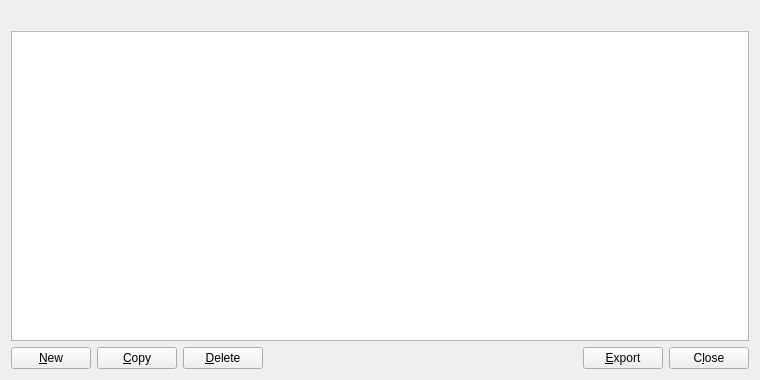
The window that src/qt/forms/addressbookpage.ui (MassGrid/MassGrid) describes before a commit, drawn with Qt 5.
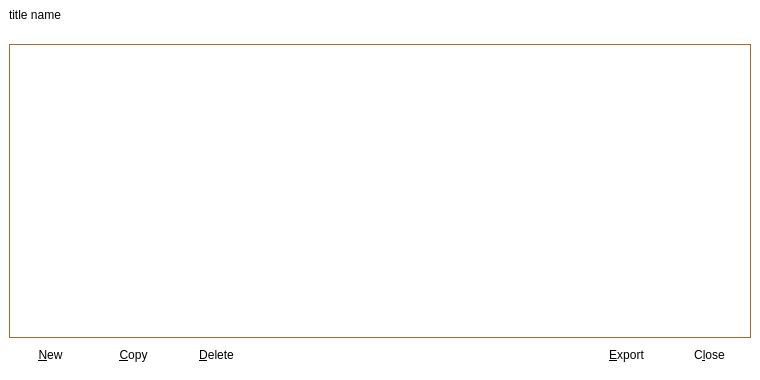
The same window after the commit. Icons and pictures are not drawn.

```diff
--- a/src/qt/forms/addressbookpage.ui
+++ b/src/qt/forms/addressbookpage.ui
@@ -10,7 +10,96 @@
     <height>380</height>
    </rect>
   </property>
+  <property name="styleSheet">
+   <string notr="true">QToolButton{
+width:80;
+height:30;
+border:hidden;
+}
+QWidget{
+	background-color: rgb(255, 255, 255);
+}</string>
+  </property>
+  <layout class="QVBoxLayout" name="verticalLayout_2">
+   <property name="spacing">
+    <number>0</number>
+   </property>
+   <property name="leftMargin">
+    <number>0</number>
+   </property>
+   <property name="topMargin">
+    <number>0</number>
+   </property>
+   <property name="rightMargin">
+    <number>0</number>
+   </property>
+   <property name="bottomMargin">
+    <number>0</number>
+   </property>
+   <item>
+    <layout class="QHBoxLayout" name="horizontalLayout_5">
+     <property name="leftMargin">
+      <number>9</number>
+     </property>
+     <item>
+      <widget class="QLabel" name="label_titleName">
+       <property name="text">
+        <string>title name</string>
+       </property>
+      </widget>
+     </item>
+     <item>
+      <spacer name="horizontalSpacer_3">
+       <property name="orientation">
+        <enum>Qt::Horizontal</enum>
+       </property>
+       <property name="sizeHint" stdset="0">
+        <size>
+         <width>40</width>
+         <height>20</height>
+        </size>
+       </property>
+      </spacer>
+     </item>
+     <item>
+      <widget class="QToolButton" name="cancelButton">
+       <property name="minimumSize">
+        <size>
+         <width>30</width>
+         <height>30</height>
+        </size>
+       </property>
+       <property name="maximumSize">
+        <size>
+         <width>30</width>
+         <height>30</height>
+        </size>
+       </property>
+       <property name="styleSheet">
+        <string notr="true">QToolButton{
+border:hidden;
+image: url(:/pic/res/pic/closeBtn.png);
+}
+</string>
+       </property>
+       <property name="text">
+        <string/>
+       </property>
+      </widget>
+     </item>
+    </layout>
+   </item>
+   <item>
   <layout class="QVBoxLayout" name="verticalLayout">
+     <property name="leftMargin">
+      <number>9</number>
+     </property>
+     <property name="rightMargin">
+      <number>9</number>
+     </property>
+     <property name="bottomMargin">
+      <number>9</number>
+     </property>
    <item>
     <widget class="QLabel" name="labelExplanation">
      <property name="textFormat">
@@ -29,6 +118,110 @@
      <property name="toolTip">
       <string>Right-click to edit address or label</string>
      </property>
+       <property name="styleSheet">
+        <string notr="true">QTableView {
+    color: black;
+gridline-color: white;
+background-color: white;
+alternate-background-color: rgb(247,242,238);
+selection-color: white;
+selection-background-color: rgb(247,242,238);
+border:1px solid rgb(174,103,46);
+}
+
+QHeaderView {
+color: black;
+font: 10pt;
+background-color: white;
+border: 0px solid rgb(144, 144, 144);
+border:0px solid rgb(191,191,191);
+border-left-color: red;
+border-top-color: red;
+border-radius:0px;
+min-height:29px;
+}
+
+QHeaderView::section {
+color: black;
+background-color: white;
+border: 5px solid #626262;
+border-radius:0px;
+border-color: white;
+
+}
+
+/*垂直滚动条整体*/
+QScrollBar:vertical
+{
+    width:8px;
+    background:rgb(0,0,0,0%);
+    margin:0px,0px,0px,0px;
+    padding-top:12px;   /*上预留位置*/
+    padding-bottom:12px;    /*下预留位置*/
+}
+
+/*滚动条中滑块的样式*/
+QScrollBar::handle:vertical
+{
+    width:8px;
+    background:rgb(0,0,0,25%);
+    border-radius:4px;
+    min-height:20px;
+}
+
+/*鼠标触及滑块样式*/
+QScrollBar::handle:vertical:hover
+{
+    width:9px;
+    background:rgb(0,0,0,50%);
+    border-radius:4px;
+    min-height:20;
+}
+
+/*设置下箭头*/
+QScrollBar::add-line:vertical
+{
+    height:12px;
+    width:10px;
+    border-image:url(:/selectfile/scroll/3.png);
+    subcontrol-position:bottom;
+}
+
+/*设置上箭头*/
+QScrollBar::sub-line:vertical
+{
+    height:12px;
+    width:10px;
+    border-image:url(:/selectfile/scroll/1.png);
+    subcontrol-position:top;
+}
+
+/*设置下箭头:悬浮状态*/
+QScrollBar::add-line:vertical:hover
+{
+    height:12px;
+    width:10px;
+    border-image:url(:/selectfile/scroll/4.png);
+    subcontrol-position:bottom;
+}
+
+/*设置上箭头：悬浮状态*/
+QScrollBar::sub-line:vertical:hover
+{
+    height:12px;
+    width:10px;
+    border-image:url(:/selectfile/scroll/2.png);
+    subcontrol-position:top;
+}
+
+/*当滚动条滚动的时候，上面的部分和下面的部分*/
+QScrollBar::add-page:vertical,QScrollBar::sub-page:vertical
+{
+    background:rgb(0,0,0,10%);
+    border-radius:4px;
+}
+</string>
+       </property>
      <property name="tabKeyNavigation">
       <bool>false</bool>
      </property>
@@ -52,7 +245,7 @@
    <item>
     <layout class="QHBoxLayout" name="horizontalLayout">
      <item>
-      <widget class="QPushButton" name="newAddress">
+        <widget class="QToolButton" name="newAddress">
        <property name="toolTip">
         <string>Create a new address</string>
        </property>
@@ -63,13 +256,13 @@
         <iconset resource="../massgrid.qrc">
          <normaloff>:/icons/add</normaloff>:/icons/add</iconset>
        </property>
-       <property name="autoDefault">
-        <bool>false</bool>
+         <property name="toolButtonStyle">
+          <enum>Qt::ToolButtonTextBesideIcon</enum>
        </property>
       </widget>
      </item>
      <item>
-      <widget class="QPushButton" name="copyAddress">
+        <widget class="QToolButton" name="copyAddress">
        <property name="toolTip">
         <string>Copy the currently selected address to the system clipboard</string>
        </property>
@@ -80,13 +273,13 @@
         <iconset resource="../massgrid.qrc">
          <normaloff>:/icons/editcopy</normaloff>:/icons/editcopy</iconset>
        </property>
-       <property name="autoDefault">
-        <bool>false</bool>
+         <property name="toolButtonStyle">
+          <enum>Qt::ToolButtonTextBesideIcon</enum>
        </property>
       </widget>
      </item>
      <item>
-      <widget class="QPushButton" name="deleteAddress">
+        <widget class="QToolButton" name="deleteAddress">
        <property name="toolTip">
         <string>Delete the currently selected address from the list</string>
        </property>
@@ -95,10 +288,10 @@
        </property>
        <property name="icon">
         <iconset resource="../massgrid.qrc">
-         <normaloff>:/icons/remove</normaloff>:/icons/remove</iconset>
-       </property>
-       <property name="autoDefault">
-        <bool>false</bool>
+           <normaloff>:/pic/res/pic/closeBtn.png</normaloff>:/pic/res/pic/closeBtn.png</iconset>
+         </property>
+         <property name="toolButtonStyle">
+          <enum>Qt::ToolButtonTextBesideIcon</enum>
        </property>
       </widget>
      </item>
@@ -116,7 +309,7 @@
       </spacer>
      </item>
      <item>
-      <widget class="QPushButton" name="exportButton">
+        <widget class="QToolButton" name="exportButton">
        <property name="toolTip">
         <string>Export the data in the current tab to a file</string>
        </property>
@@ -127,13 +320,13 @@
         <iconset resource="../massgrid.qrc">
          <normaloff>:/icons/export</normaloff>:/icons/export</iconset>
        </property>
-       <property name="autoDefault">
-        <bool>false</bool>
+         <property name="toolButtonStyle">
+          <enum>Qt::ToolButtonTextBesideIcon</enum>
        </property>
       </widget>
      </item>
      <item>
-      <widget class="QPushButton" name="closeButton">
+        <widget class="QToolButton" name="closeButton">
        <property name="sizePolicy">
         <sizepolicy hsizetype="Minimum" vsizetype="Minimum">
          <horstretch>0</horstretch>
@@ -143,10 +336,9 @@
        <property name="text">
         <string>C&amp;lose</string>
        </property>
-       <property name="autoDefault">
-        <bool>false</bool>
-       </property>
-      </widget>
+        </widget>
+       </item>
+      </layout>
      </item>
     </layout>
    </item>
```
Lines whose indentation alone changed are shown as unchanged.
